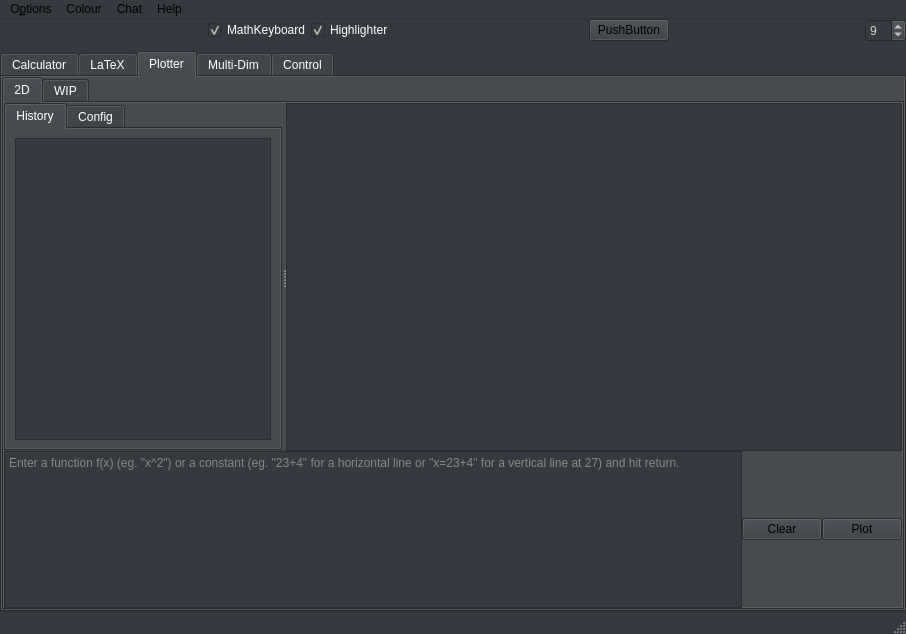
Before: the Qt Designer form AMaDiA_Files/AMaDiAUI.ui in AstusRush/AMaDiA, drawn with Qt 5.
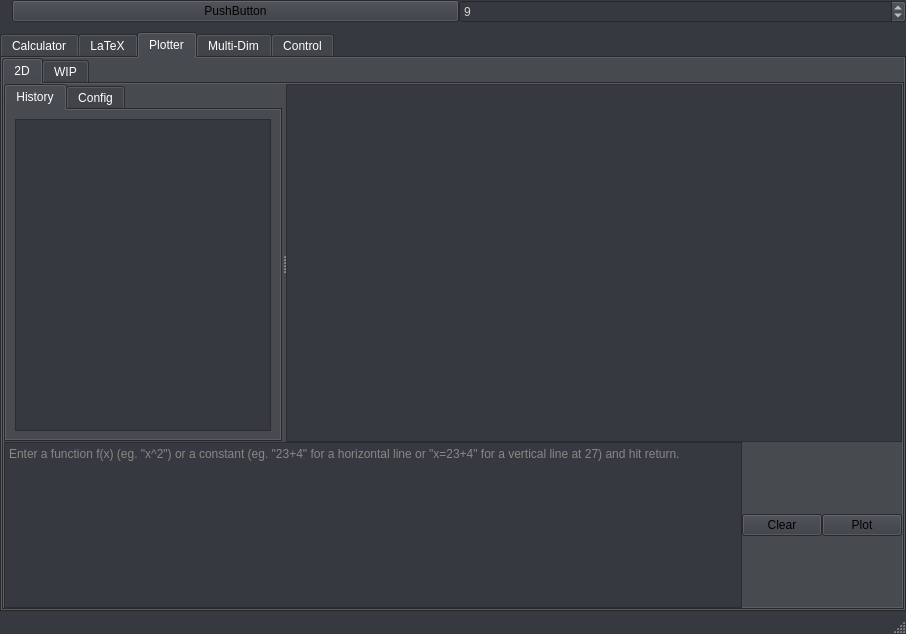
After: the same form once the commit is applied. The open tabs and pages were chosen to show the change. Custom widgets are drawn as their Qt base class.

```diff
--- a/AMaDiA_Files/AMaDiAUI.ui
+++ b/AMaDiA_Files/AMaDiAUI.ui
@@ -1036,7 +1036,7 @@
                     <x>0</x>
                     <y>0</y>
                     <width>610</width>
-                    <height>331</height>
+                    <height>341</height>
                    </rect>
                   </property>
                   <property name="sizePolicy">
@@ -1618,7 +1618,14 @@
        <property name="spacing">
         <number>0</number>
        </property>
-       <item row="0" column="6">
+       <item row="0" column="0">
+        <widget class="QPushButton" name="TopBar_Error_Label">
+         <property name="text">
+          <string>PushButton</string>
+         </property>
+        </widget>
+       </item>
+       <item row="0" column="1">
         <widget class="QSpinBox" name="TopBar_Font_Size_spinBox">
          <property name="toolTip">
           <string>Font Size</string>
@@ -1634,135 +1641,11 @@
          </property>
         </widget>
        </item>
-       <item row="0" column="1">
-        <widget class="QCheckBox" name="TopBar_MathRemap_checkBox">
-         <property name="toolTip">
-          <string>&lt;html&gt;&lt;head/&gt;&lt;body&gt;&lt;p&gt;Use (Shift+)AltGr+Key to type Mathematical Symbols.&lt;br/&gt;Refer to AMaDiA_ReplacementTables for mapping.&lt;br/&gt;For a Remapping that works on all aplications use the Global Remapper in the Options.&lt;/p&gt;&lt;/body&gt;&lt;/html&gt;</string>
-         </property>
-         <property name="text">
-          <string>MathKeyboard</string>
-         </property>
-         <property name="checked">
-          <bool>true</bool>
-         </property>
-        </widget>
-       </item>
-       <item row="0" column="0">
-        <spacer name="horizontalSpacer">
-         <property name="orientation">
-          <enum>Qt::Horizontal</enum>
-         </property>
-         <property name="sizeType">
-          <enum>QSizePolicy::MinimumExpanding</enum>
-         </property>
-         <property name="sizeHint" stdset="0">
-          <size>
-           <width>40</width>
-           <height>20</height>
-          </size>
-         </property>
-        </spacer>
-       </item>
-       <item row="0" column="2">
-        <widget class="QCheckBox" name="TopBar_Syntax_Highlighter_checkBox">
-         <property name="toolTip">
-          <string>Syntax Highlighter for Brackets</string>
-         </property>
-         <property name="text">
-          <string>Highlighter</string>
-         </property>
-         <property name="checked">
-          <bool>true</bool>
-         </property>
-        </widget>
-       </item>
-       <item row="0" column="5">
-        <spacer name="TopBar_horizontalSpacer_2">
-         <property name="orientation">
-          <enum>Qt::Horizontal</enum>
-         </property>
-         <property name="sizeHint" stdset="0">
-          <size>
-           <width>40</width>
-           <height>20</height>
-          </size>
-         </property>
-        </spacer>
-       </item>
-       <item row="0" column="3">
-        <spacer name="TopBar_horizontalSpacer_1">
-         <property name="orientation">
-          <enum>Qt::Horizontal</enum>
-         </property>
-         <property name="sizeHint" stdset="0">
-          <size>
-           <width>40</width>
-           <height>20</height>
-          </size>
-         </property>
-        </spacer>
-       </item>
-       <item row="0" column="4">
-        <widget class="QPushButton" name="TopBar_Error_Label">
-         <property name="text">
-          <string>PushButton</string>
-         </property>
-        </widget>
-       </item>
       </layout>
      </widget>
     </item>
    </layout>
   </widget>
-  <widget class="QMenuBar" name="Menubar_Main">
-   <property name="geometry">
-    <rect>
-     <x>0</x>
-     <y>0</y>
-     <width>906</width>
-     <height>20</height>
-    </rect>
-   </property>
-   <widget class="QMenu" name="Menubar_Main_Options">
-    <property name="title">
-     <string>O&amp;ptions</string>
-    </property>
-    <addaction name="Menubar_Main_Options_action_Dev_Function"/>
-    <addaction name="Menubar_Main_Options_action_Advanced_Mode"/>
-    <addaction name="Menubar_Main_Options_action_Eval_Functions"/>
-    <addaction name="Menubar_Main_Options_action_Use_Pretty_LaTeX_Display"/>
-    <addaction name="Menubar_Main_Options_action_WindowStaysOnTop"/>
-    <addaction name="Menubar_Main_Options_action_Use_Threadpool"/>
-    <addaction name="Menubar_Main_Options_action_Use_Global_Keyboard_Remapper"/>
-   </widget>
-   <widget class="QMenu" name="Menubar_Main_Chat">
-    <property name="title">
-     <string>Chat</string>
-    </property>
-    <addaction name="Menubar_Main_Chat_action_Open_Client"/>
-    <addaction name="Menubar_Main_Chat_action_Open_Server"/>
-   </widget>
-   <widget class="QMenu" name="Menubar_Main_Colour">
-    <property name="title">
-     <string>Colour</string>
-    </property>
-    <addaction name="Menubar_Main_Colour_action_Dark"/>
-    <addaction name="Menubar_Main_Colour_action_Bright"/>
-   </widget>
-   <widget class="QMenu" name="Menubar_Main_Help">
-    <property name="title">
-     <string>Help</string>
-    </property>
-    <addaction name="Menubar_Main_Help_action_Examples"/>
-    <addaction name="Menubar_Main_Help_action_Helpful_Commands"/>
-    <addaction name="Menubar_Main_Help_action_Patchlog"/>
-    <addaction name="Menubar_Main_Help_action_About"/>
-   </widget>
-   <addaction name="Menubar_Main_Options"/>
-   <addaction name="Menubar_Main_Colour"/>
-   <addaction name="Menubar_Main_Chat"/>
-   <addaction name="Menubar_Main_Help"/>
-  </widget>
   <widget class="QStatusBar" name="statusbar"/>
   <action name="Menubar_Main_Options_action_Dev_Function">
    <property name="text">
```
Left out of the diff: 153 changed lines with no effect on the pictures.
